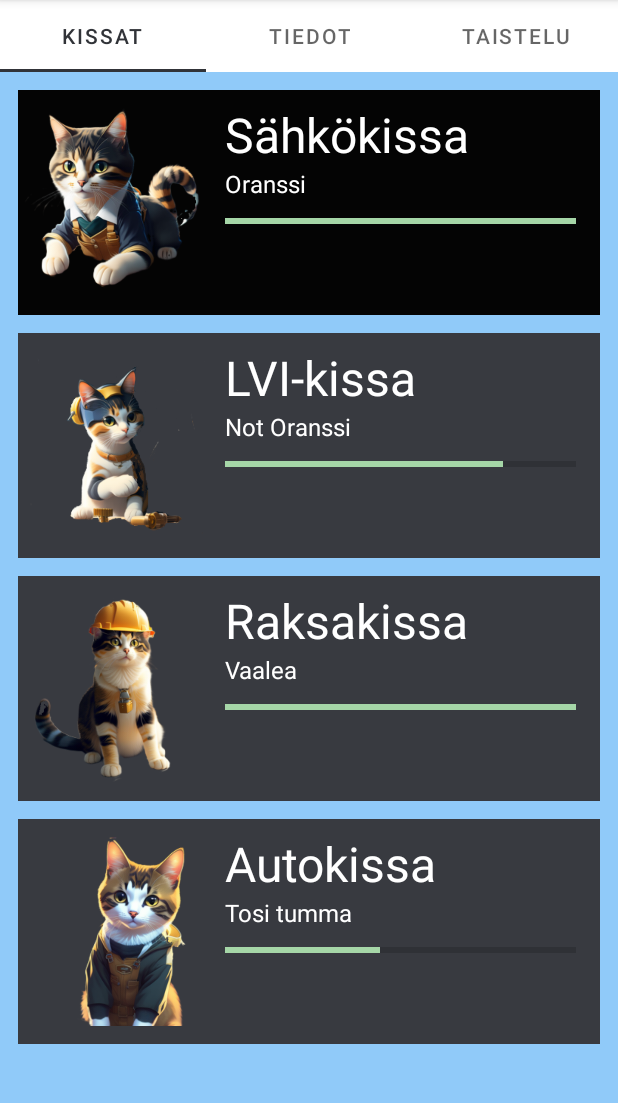
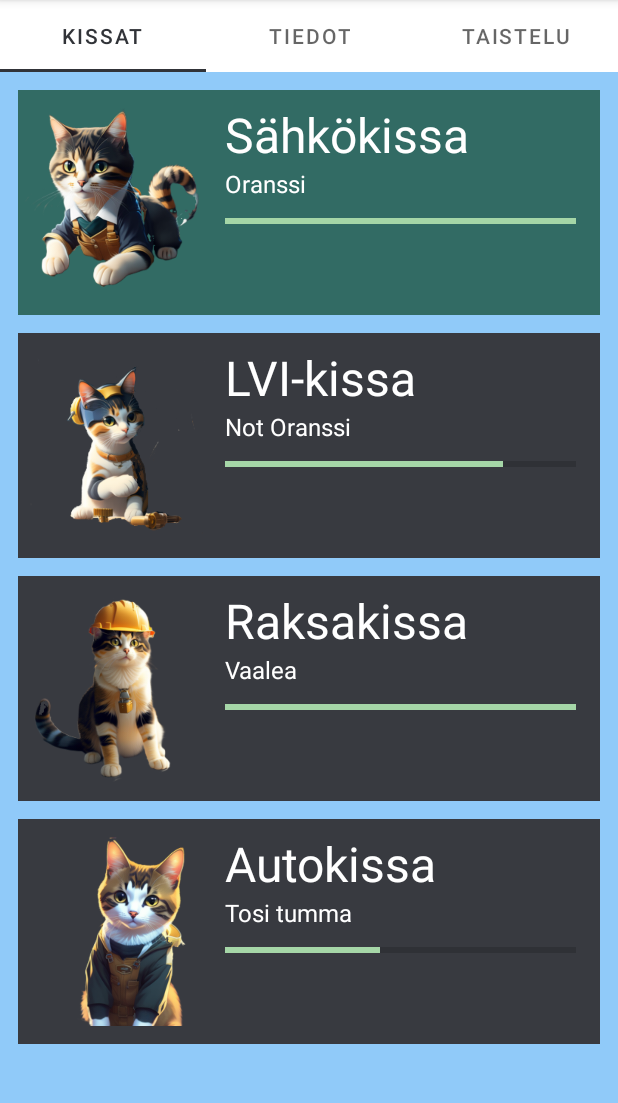
Before and after one commit to JaakkoLipp/Ammattikissat, an Android app: the CatRecycler screen opened directly, with no data from a screen before it, after a tap on "Sähkökissa", on a phone screen of 412 x 824 dp, the part 84-1187 px from its top. Run offline under Robolectric (Android 15) with nearby library versions, the phone set to English and light mode, and no system bars.

Commit message:
colour change

```diff
--- a/app/src/main/res/values/colors.xml
+++ b/app/src/main/res/values/colors.xml
@@ -6,7 +6,7 @@
     <color name="teal_200">#FF03DAC5</color>
     <color name="teal_700">#FF018786</color>
     <color name="black">#FF000000</color>
-    <color name="selection">#040404</color>
+    <color name="selection">#A6003915</color>
     <color name="white">#FFFFFFFF</color>
     <color name="background_color">#90caf9</color>
 </resources>
```
